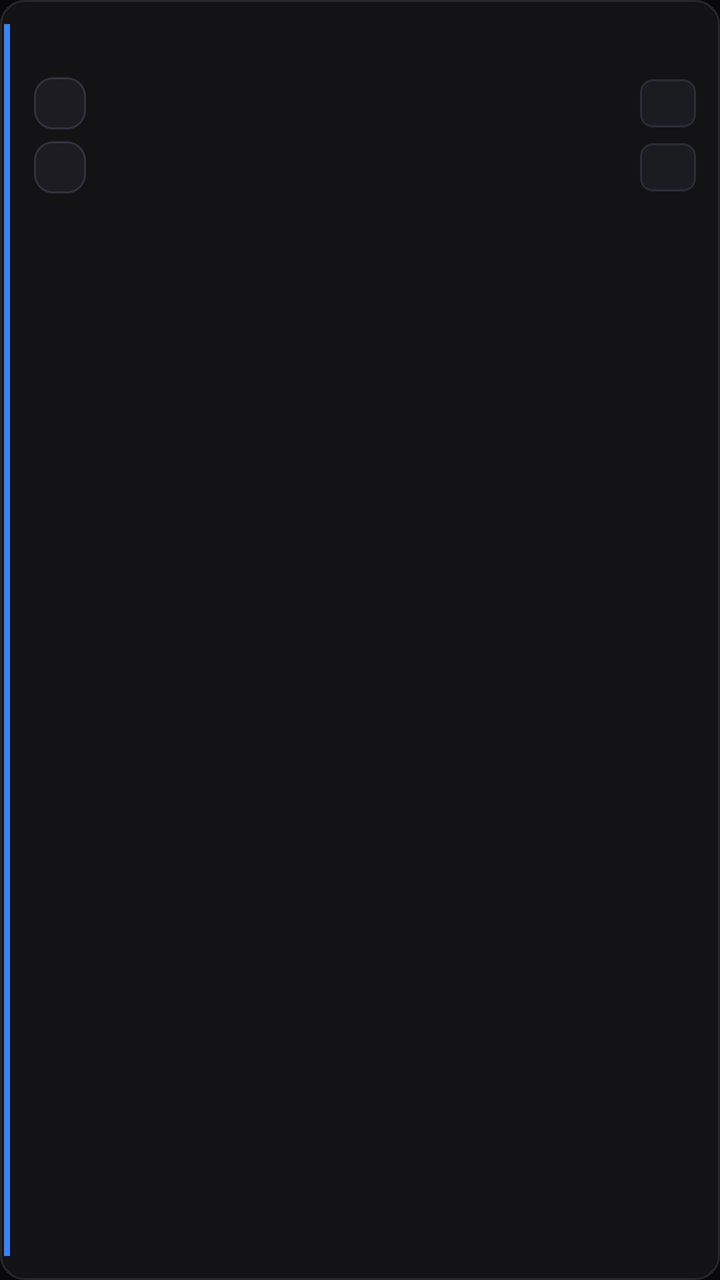
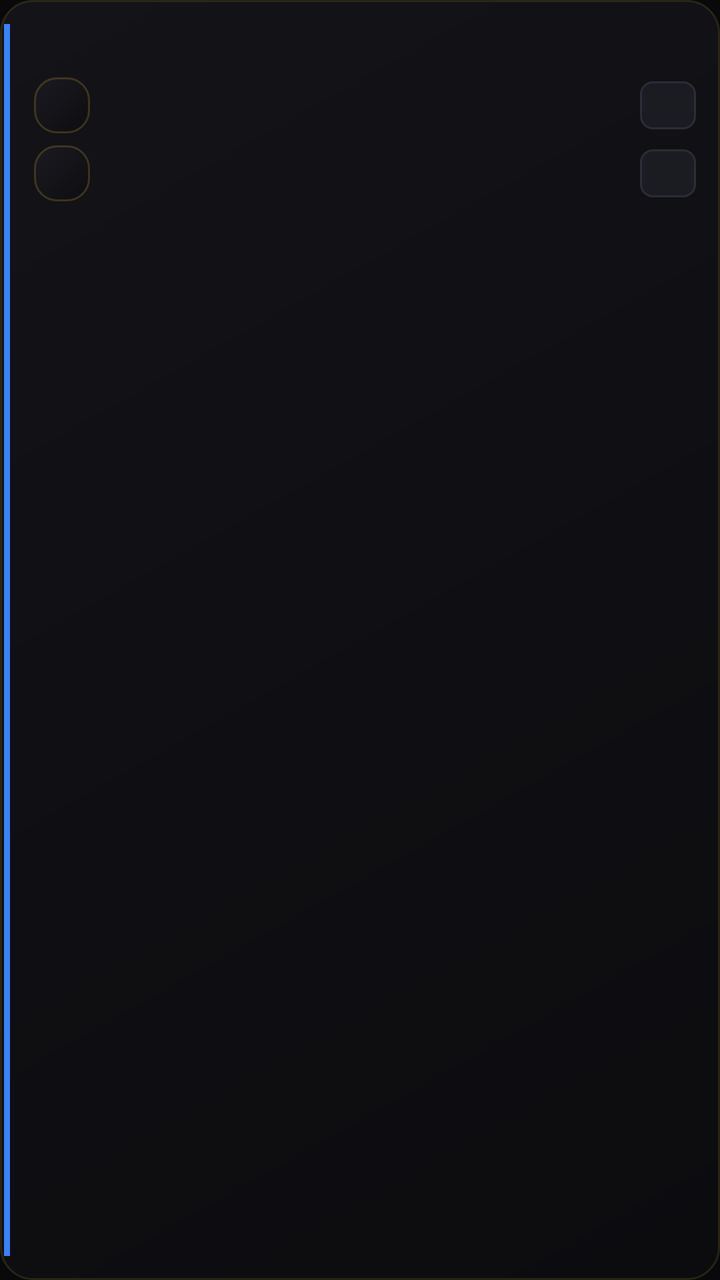

The first picture is an Android layout as it rendered before a commit; the second is the same layout after the commit. The layout source and the unified diff follow.
<!-- AndroidManifest.xml: application theme Theme.PingTracker -->
<!-- res/layout/item_match.xml -->
<?xml version="1.0" encoding="utf-8"?>
<LinearLayout xmlns:android="http://schemas.android.com/apk/res/android"
    android:layout_width="match_parent"
    android:layout_height="wrap_content"
    android:layout_marginBottom="10dp"
    android:background="@drawable/bg_surface_card"
    android:clickable="true"
    android:focusable="true"
    android:orientation="horizontal">

    
    <View
        android:id="@+id/item_accent_bar"
        android:layout_width="3dp"
        android:layout_height="match_parent"
        android:layout_marginVertical="12dp"
        android:layout_marginStart="2dp"
        android:background="#3B82F6" />

    <LinearLayout
        android:layout_width="0dp"
        android:layout_height="wrap_content"
        android:layout_weight="1"
        android:orientation="vertical"
        android:paddingHorizontal="12dp"
        android:paddingVertical="12dp">

        
        <LinearLayout
            android:layout_width="match_parent"
            android:layout_height="wrap_content"
            android:gravity="center_vertical"
            android:orientation="horizontal">

            <TextView
                android:id="@+id/item_comp"
                android:layout_width="0dp"
                android:layout_height="wrap_content"
                android:layout_weight="1"
                android:ellipsize="end"
                android:letterSpacing="0.06"
                android:maxLines="1"
                android:textColor="#A1A1AA"
                android:textSize="10sp"
                android:textStyle="bold" />

            <TextView
                android:id="@+id/item_countdown"
                android:layout_width="wrap_content"
                android:layout_height="wrap_content"
                android:layout_marginStart="8dp"
                android:maxLines="1"
                android:paddingHorizontal="6dp"
                android:paddingVertical="2dp"
                android:textColor="#E4E4E7"
                android:textSize="10sp"
                android:textStyle="bold" />
        </LinearLayout>

        
        <LinearLayout
            android:layout_width="match_parent"
            android:layout_height="wrap_content"
            android:layout_marginTop="9dp"
            android:gravity="center_vertical"
            android:orientation="horizontal">

            <TextView
                android:id="@+id/item_crest_home"
                android:layout_width="26dp"
                android:layout_height="26dp"
                android:layout_marginEnd="10dp"
                android:background="@drawable/bg_crest_neutral"
                android:gravity="center"
                android:textColor="#FAFAFA"
                android:textSize="10sp"
                android:textStyle="bold" />

            <TextView
                android:id="@+id/item_home"
                android:layout_width="0dp"
                android:layout_height="wrap_content"
                android:layout_weight="1"
                android:ellipsize="end"
                android:maxLines="1"
                android:textColor="#FAFAFA"
                android:textSize="14sp"
                android:textStyle="bold" />

            <TextView
                android:id="@+id/item_score_home"
                android:layout_width="28dp"
                android:layout_height="24dp"
                android:layout_marginStart="8dp"
                android:background="@drawable/bg_score_box"
                android:fontFamily="monospace"
                android:gravity="center"
                android:textColor="#FAFAFA"
                android:textSize="13sp"
                android:textStyle="bold" />
        </LinearLayout>

        
        <LinearLayout
            android:layout_width="match_parent"
            android:layout_height="wrap_content"
            android:layout_marginTop="6dp"
            android:gravity="center_vertical"
            android:orientation="horizontal">

            <TextView
                android:id="@+id/item_crest_away"
                android:layout_width="26dp"
                android:layout_height="26dp"
                android:layout_marginEnd="10dp"
                android:background="@drawable/bg_crest_neutral"
                android:gravity="center"
                android:textColor="#D4D4D8"
                android:textSize="10sp"
                android:textStyle="bold" />

            <TextView
                android:id="@+id/item_away"
                android:layout_width="0dp"
                android:layout_height="wrap_content"
                android:layout_weight="1"
                android:ellipsize="end"
                android:maxLines="1"
                android:textColor="#D4D4D8"
                android:textSize="14sp" />

            <TextView
                android:id="@+id/item_score_away"
                android:layout_width="28dp"
                android:layout_height="24dp"
                android:layout_marginStart="8dp"
                android:background="@drawable/bg_score_box"
                android:fontFamily="monospace"
                android:gravity="center"
                android:textColor="#D4D4D8"
                android:textSize="13sp"
                android:textStyle="bold" />
        </LinearLayout>

        
        <LinearLayout
            android:layout_width="match_parent"
            android:layout_height="wrap_content"
            android:layout_marginTop="9dp"
            android:gravity="center_vertical"
            android:orientation="horizontal">

            <TextView
                android:id="@+id/item_meta"
                android:layout_width="0dp"
                android:layout_height="wrap_content"
                android:layout_weight="1"
                android:ellipsize="end"
                android:maxLines="1"
                android:textColor="#71717A"
                android:textSize="11sp" />

            <TextView
                android:id="@+id/item_vpn_badge"
                android:layout_width="wrap_content"
                android:layout_height="wrap_content"
                android:layout_marginStart="8dp"
                android:background="@drawable/bg_vpn_pill"
                android:maxLines="1"
                android:paddingHorizontal="6dp"
                android:paddingVertical="2dp"
                android:text="VPN"
                android:textColor="#FBBF24"
                android:textSize="9sp"
                android:textStyle="bold"
                android:visibility="gone" />
        </LinearLayout>
    </LinearLayout>
</LinearLayout>
<!-- resources referenced by this layout -->
<resources>
  <!-- drawable bg_crest_neutral (drawable) -->
  <?xml version="1.0" encoding="utf-8"?>
  <shape xmlns:android="http://schemas.android.com/apk/res/android"
      android:shape="rectangle">
      <solid android:color="#1C1C22" />
      <corners android:radius="9dp" />
      <stroke
          android:width="1dp"
          android:color="#32323C" />
  </shape>
  <!-- drawable bg_score_box (drawable) -->
  <?xml version="1.0" encoding="utf-8"?>
  <shape xmlns:android="http://schemas.android.com/apk/res/android"
      android:shape="rectangle">
      <solid android:color="#1B1B22" />
      <corners android:radius="6dp" />
      <stroke
          android:width="1dp"
          android:color="#2C2C36" />
  </shape>
  <!-- drawable bg_surface_card (drawable) -->
  <?xml version="1.0" encoding="utf-8"?>
  <shape xmlns:android="http://schemas.android.com/apk/res/android"
      android:shape="rectangle">
      <solid android:color="#131316" />
      <corners android:radius="12dp" />
      <stroke
          android:width="1dp"
          android:color="#27272A" />
  </shape>
  <!-- drawable bg_vpn_pill (drawable) -->
  <?xml version="1.0" encoding="utf-8"?>
  <shape xmlns:android="http://schemas.android.com/apk/res/android"
      android:shape="rectangle">
      <solid android:color="#26F59E0B" />
      <corners android:radius="5dp" />
      <stroke
          android:width="1dp"
          android:color="#F59E0B" />
  </shape>
  <style name="Theme.PingTracker" parent="android:Theme.Material.NoActionBar">
          <item name="android:windowBackground">@color/bg_dark_start</item>
          <item name="android:statusBarColor">@color/bg_dark_start</item>
          <item name="android:navigationBarColor">@color/bg_dark_end</item>
      </style>
  <color name="bg_dark_start">#09090B</color>
  <color name="bg_dark_end">#0F0F12</color>
</resources>

<!-- the commit's change to res/layout/item_match.xml (unified diff, before → after) -->
@@ -67,13 +67,14 @@
 
             <TextView
                 android:id="@+id/item_crest_home"
-                android:layout_width="26dp"
-                android:layout_height="26dp"
+                android:layout_width="28dp"
+                android:layout_height="28dp"
                 android:layout_marginEnd="10dp"
                 android:background="@drawable/bg_crest_neutral"
+                android:fontFamily="serif"
                 android:gravity="center"
-                android:textColor="#FAFAFA"
-                android:textSize="10sp"
+                android:textColor="#F5F0E6"
+                android:textSize="11sp"
                 android:textStyle="bold" />
 
             <TextView
@@ -83,7 +84,7 @@
                 android:layout_weight="1"
                 android:ellipsize="end"
                 android:maxLines="1"
-                android:textColor="#FAFAFA"
+                android:textColor="#F5F0E6"
                 android:textSize="14sp"
                 android:textStyle="bold" />
 
@@ -110,13 +111,14 @@
 
             <TextView
                 android:id="@+id/item_crest_away"
-                android:layout_width="26dp"
-                android:layout_height="26dp"
+                android:layout_width="28dp"
+                android:layout_height="28dp"
                 android:layout_marginEnd="10dp"
                 android:background="@drawable/bg_crest_neutral"
+                android:fontFamily="serif"
                 android:gravity="center"
-                android:textColor="#D4D4D8"
-                android:textSize="10sp"
+                android:textColor="#E9D28A"
+                android:textSize="11sp"
                 android:textStyle="bold" />
 
             <TextView
@@ -126,7 +128,7 @@
                 android:layout_weight="1"
                 android:ellipsize="end"
                 android:maxLines="1"
-                android:textColor="#D4D4D8"
+                android:textColor="#D4CFC5"
                 android:textSize="14sp" />
 
             <TextView
<!-- resource entries referenced after the edit -->
@@ -4,11 +4,15 @@
   <?xml version="1.0" encoding="utf-8"?>
   <shape xmlns:android="http://schemas.android.com/apk/res/android"
       android:shape="rectangle">
-      <solid android:color="#1C1C22" />
-      <corners android:radius="9dp" />
+      <gradient
+          android:angle="315"
+          android:startColor="#1A1A20"
+          android:endColor="#0D0D11"
+          android:type="linear" />
+      <corners android:radius="11dp" />
       <stroke
           android:width="1dp"
-          android:color="#32323C" />
+          android:color="#38D4AF37" />
   </shape>
   <!-- drawable bg_score_box (drawable) -->
   <?xml version="1.0" encoding="utf-8"?>
@@ -24,11 +28,15 @@
   <?xml version="1.0" encoding="utf-8"?>
   <shape xmlns:android="http://schemas.android.com/apk/res/android"
       android:shape="rectangle">
-      <solid android:color="#131316" />
-      <corners android:radius="12dp" />
+      <gradient
+          android:angle="315"
+          android:startColor="#131318"
+          android:endColor="#0C0C0F"
+          android:type="linear" />
+      <corners android:radius="16dp" />
       <stroke
           android:width="1dp"
-          android:color="#27272A" />
+          android:color="#26D4AF37" />
   </shape>
   <!-- drawable bg_vpn_pill (drawable) -->
   <?xml version="1.0" encoding="utf-8"?>
